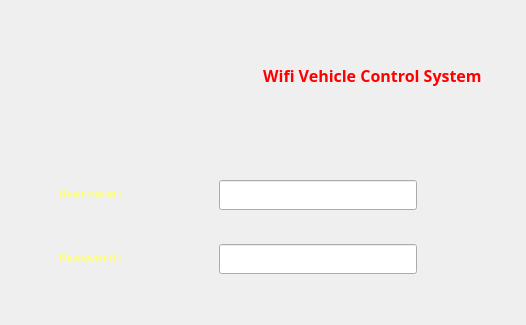
Old version of the form logindialog.ui in the repository kyyang28/wifiVehicleClient.
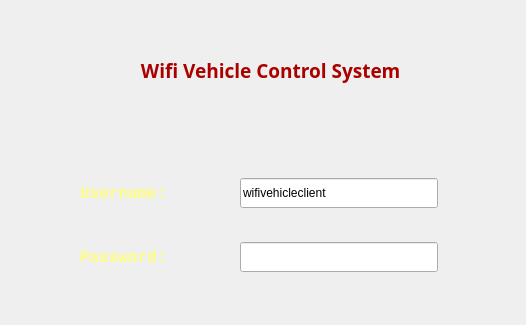
New version of the form.

Diff of the .ui file:
```diff
--- a/logindialog.ui
+++ b/logindialog.ui
@@ -28,8 +28,8 @@
   <widget class="QWidget" name="layoutWidget">
    <property name="geometry">
     <rect>
-     <x>59</x>
-     <y>152</y>
+     <x>80</x>
+     <y>150</y>
      <width>411</width>
      <height>151</height>
     </rect>
@@ -81,6 +81,7 @@
           <property name="font">
            <font>
             <family>Consolas</family>
+            <pointsize>12</pointsize>
             <weight>75</weight>
             <bold>true</bold>
            </font>
@@ -98,6 +99,9 @@
             <height>30</height>
            </size>
           </property>
+          <property name="text">
+           <string>wifivehicleclient</string>
+          </property>
          </widget>
         </item>
        </layout>
@@ -146,6 +150,7 @@
           <property name="font">
            <font>
             <family>Consolas</family>
+            <pointsize>12</pointsize>
             <weight>75</weight>
             <bold>true</bold>
            </font>
@@ -324,22 +329,28 @@
     </item>
    </layout>
   </widget>
-  <widget class="QWidget" name="layoutWidget">
+  <widget class="QWidget" name="">
    <property name="geometry">
     <rect>
      <x>10</x>
-     <y>10</y>
-     <width>491</width>
-     <height>131</height>
+     <y>20</y>
+     <width>501</width>
+     <height>101</height>
     </rect>
    </property>
    <layout class="QHBoxLayout" name="horizontalLayout_4">
     <item>
      <widget class="QLabel" name="logoLabel">
+      <property name="maximumSize">
+       <size>
+        <width>120</width>
+        <height>100</height>
+       </size>
+      </property>
       <property name="font">
        <font>
         <family>Consolas</family>
-        <pointsize>14</pointsize>
+        <pointsize>12</pointsize>
        </font>
       </property>
       <property name="text">
@@ -349,13 +360,19 @@
     </item>
     <item>
      <widget class="QLabel" name="label_3">
+      <property name="maximumSize">
+       <size>
+        <width>410</width>
+        <height>99</height>
+       </size>
+      </property>
       <property name="palette">
        <palette>
         <active>
          <colorrole role="WindowText">
           <brush brushstyle="SolidPattern">
            <color alpha="255">
-            <red>255</red>
+            <red>170</red>
             <green>0</green>
             <blue>0</blue>
            </color>
@@ -366,7 +383,7 @@
          <colorrole role="WindowText">
           <brush brushstyle="SolidPattern">
            <color alpha="255">
-            <red>255</red>
+            <red>170</red>
             <green>0</green>
             <blue>0</blue>
            </color>
@@ -389,11 +406,14 @@
       <property name="font">
        <font>
         <family>MV Boli</family>
-        <pointsize>12</pointsize>
+        <pointsize>14</pointsize>
         <weight>75</weight>
         <bold>true</bold>
        </font>
       </property>
+      <property name="layoutDirection">
+       <enum>Qt::LeftToRight</enum>
+      </property>
       <property name="text">
        <string> Wifi Vehicle Control System</string>
       </property>
```
